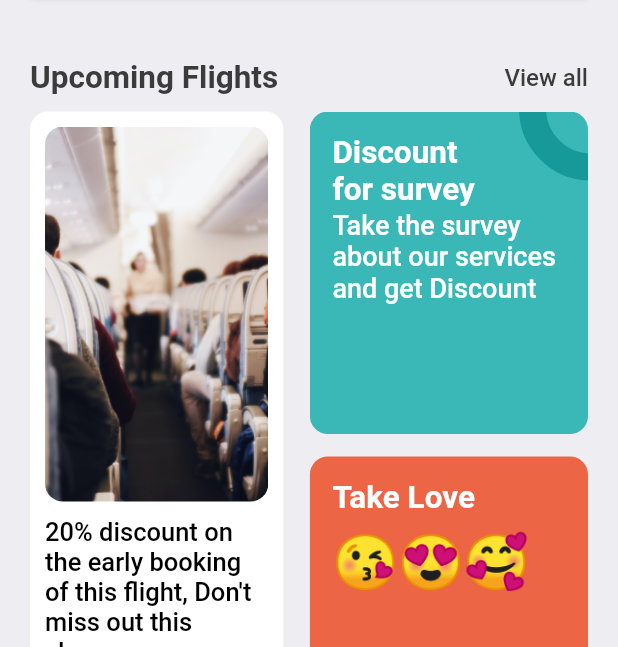
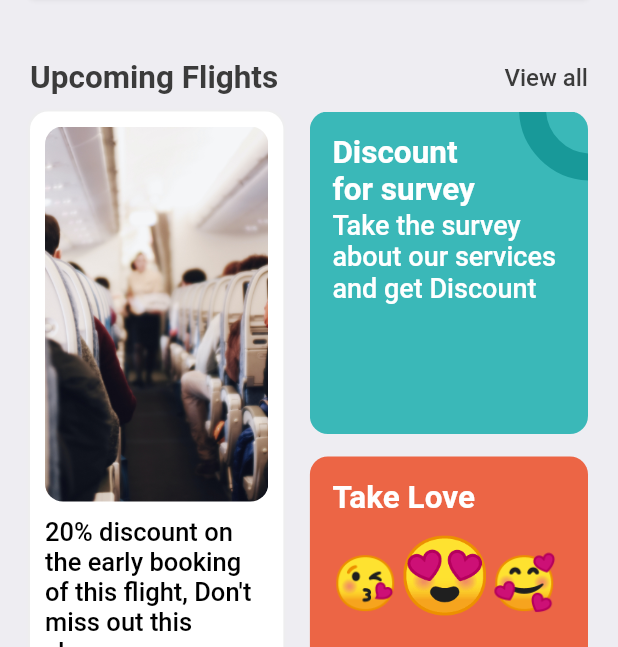
Before and after one commit to Willan0/ticket_aeroplane, a Flutter app: the Search screen opened directly, on a phone screen of 412 x 824 dp, the part 589-1236 px from its top. Run offline on Flutter 3.47's test engine with Material 2 defaults, Android fonts, the phone set to English and light mode, and no system bars; our stand-ins replace fluentui_icons, gap, get.

Commit message:
ticket_aeroplane

```diff
--- a/lib/screen/search_screen.dart
+++ b/lib/screen/search_screen.dart
@@ -155,7 +155,7 @@ final size = AppLayout.getSize(context);
                                 ),
                                 TextSpan(
                                     text: '😍',
-                                    style: TextStyle(fontSize: 35)
+                                    style: TextStyle(fontSize: 50)
                                 ),
                                 TextSpan(
                                     text: '🥰',
```
